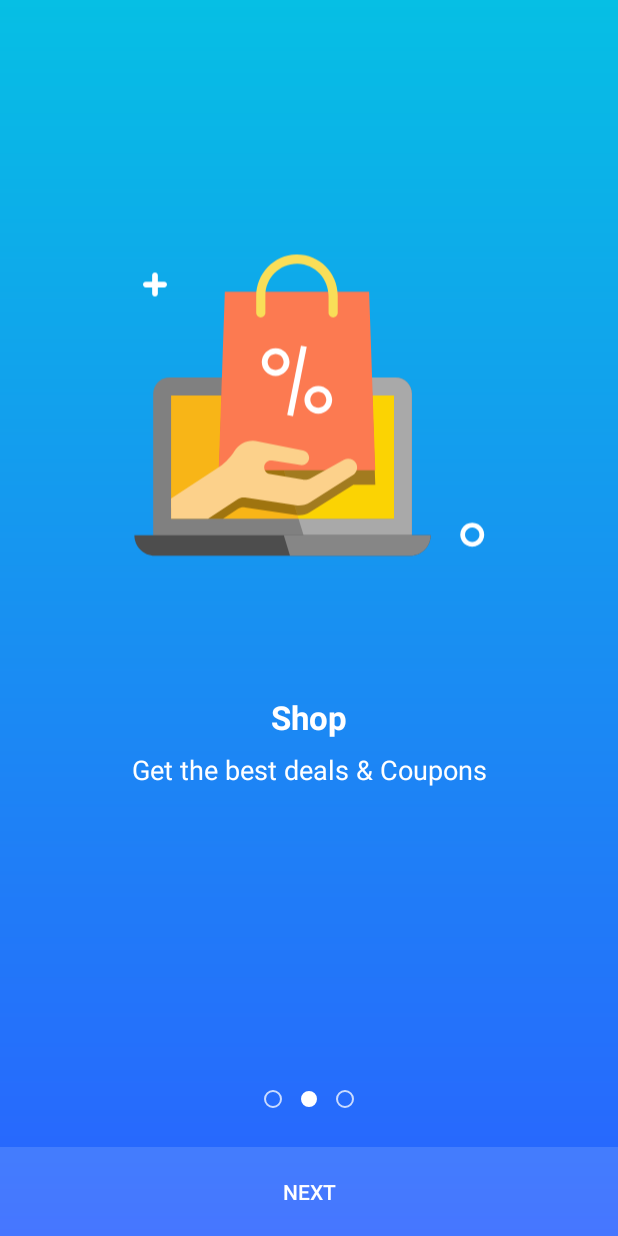
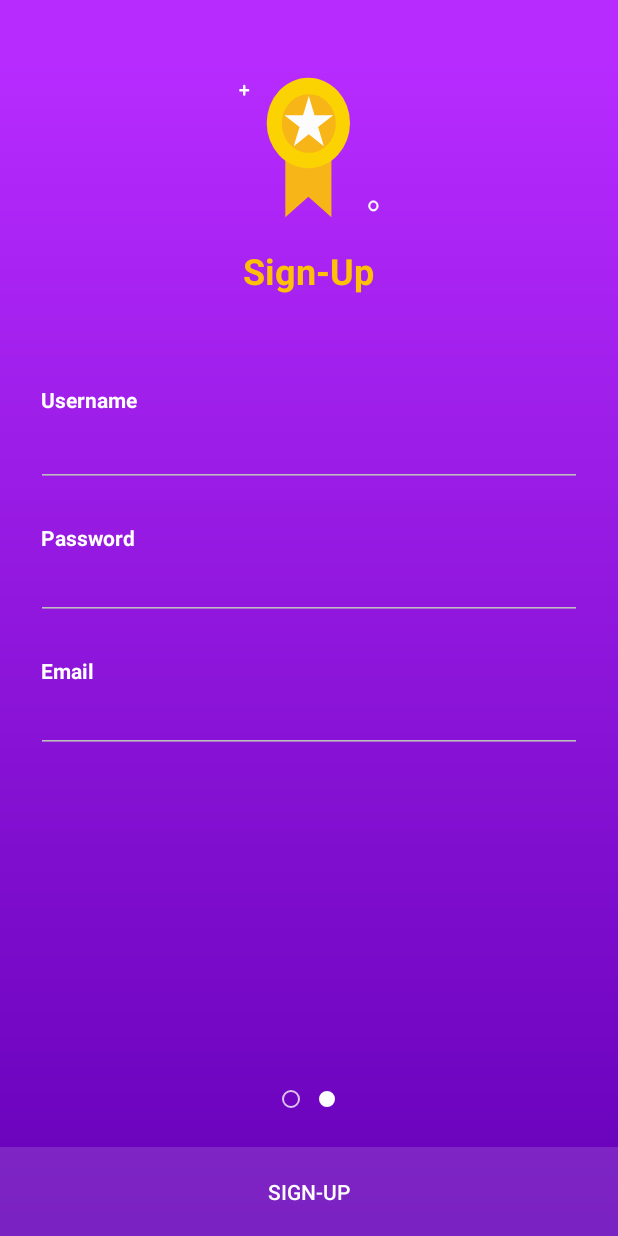
Before and after one commit to Jifflis/BudgetApp, an Android app: the screen it shows after launch (IntroActivity), item 2 of the bottom bar chosen, on a phone screen of 412 x 824 dp. Run offline under Robolectric (Android 15) with nearby library versions, the phone set to English and light mode, and no system bars.

Commit message:
Added Intro

```diff
--- a/app/src/main/java/com/sakayta/budgetapp/activity/intro/IntroActivity.java
+++ b/app/src/main/java/com/sakayta/budgetapp/activity/intro/IntroActivity.java
@@ -9,17 +9,23 @@ import android.view.WindowManager;
 import android.widget.Button;
 
 import androidx.appcompat.app.AppCompatActivity;
+import androidx.fragment.app.Fragment;
 import androidx.fragment.app.FragmentPagerAdapter;
 import androidx.viewpager.widget.ViewPager;
 
 import com.google.android.material.tabs.TabLayout;
 import com.sakayta.budgetapp.R;
 
+import java.util.ArrayList;
+import java.util.List;
+
 public class IntroActivity extends AppCompatActivity {
 
   private ViewPager viewPager;
   private Button button;
   private SliderPagerAdapter adapter;
+
+  private List<Fragment> fragmentList = new ArrayList<>();
 
   @Override
   protected void onCreate(Bundle savedInstanceState) {
@@ -39,9 +45,14 @@ public class IntroActivity extends AppCompatActivity {
     TabLayout tabLayout = findViewById(R.id.tabs);
     button = findViewById(R.id.button);
 
+    setFragments();
+
     // init slider pager adapter
-    adapter = new SliderPagerAdapter(getSupportFragmentManager(),
-        FragmentPagerAdapter.BEHAVIOR_RESUME_ONLY_CURRENT_FRAGMENT);
+    adapter = new SliderPagerAdapter(
+            fragmentList,
+            getSupportFragmentManager(),
+            FragmentPagerAdapter.BEHAVIOR_RESUME_ONLY_CURRENT_FRAGMENT);
+
 
     // set adapter
     viewPager.setAdapter(adapter);
@@ -54,9 +65,15 @@ public class IntroActivity extends AppCompatActivity {
 
     button.setOnClickListener(new View.OnClickListener() {
       @Override public void onClick(View view) {
-        if (viewPager.getCurrentItem() < adapter.getCount()) {
-          viewPager.setCurrentItem(viewPager.getCurrentItem() + 1);
+
+        if(getFragment(viewPager.getCurrentItem()) instanceof SignUp ){
+
+        }else{
+          if (viewPager.getCurrentItem() < adapter.getCount()) {
+            viewPager.setCurrentItem(viewPager.getCurrentItem() + 1);
+          }
         }
+
       }
     });
 
@@ -71,10 +88,12 @@ public class IntroActivity extends AppCompatActivity {
       }
 
       @Override public void onPageSelected(int position) {
-        if (position == adapter.getCount() - 1) {
+
+
+        if(getFragment(position) instanceof SignUp){
+          button.setText("Sign-up");
+        }else{
           button.setText(R.string.get_started);
-        } else {
-          button.setText(R.string.next);
         }
       }
 
@@ -82,6 +101,17 @@ public class IntroActivity extends AppCompatActivity {
 
       }
     });
+  }
+
+  private  Fragment getFragment(int position){
+    return fragmentList.get(position);
+  }
+
+  private void setFragments() {
+    SliderItemFragment f1 = new SliderItemFragment();
+    SignUp f2 = new SignUp();
+    fragmentList.add(f1);
+    fragmentList.add(f2);
   }
 
   private void changeStatusBarColor() {
--- /dev/null
+++ b/app/src/main/java/com/sakayta/budgetapp/activity/intro/SignUp.kt
@@ -0,0 +1,23 @@
+package com.sakayta.budgetapp.activity.intro
+
+import android.os.Bundle
+import androidx.fragment.app.Fragment
+import android.view.LayoutInflater
+import android.view.View
+import android.view.ViewGroup
+
+import com.sakayta.budgetapp.R
+
+
+class SignUp : Fragment() {
+
+    override fun onCreateView(
+        inflater: LayoutInflater, container: ViewGroup?,
+        savedInstanceState: Bundle?
+    ): View? {
+
+        // Inflate the layout for this fragment
+        return inflater.inflate(R.layout.fragment_sign_up, container, false)
+    }
+
+}
--- a/app/src/main/java/com/sakayta/budgetapp/activity/intro/SliderPagerAdapter.java
+++ b/app/src/main/java/com/sakayta/budgetapp/activity/intro/SliderPagerAdapter.java
@@ -5,21 +5,28 @@ import androidx.fragment.app.Fragment;
 import androidx.fragment.app.FragmentManager;
 import androidx.fragment.app.FragmentPagerAdapter;
 
+import java.util.List;
+
 public class SliderPagerAdapter extends FragmentPagerAdapter {
 
+  List<Fragment> fragments;
+
   public SliderPagerAdapter(
+          List<Fragment> fragments,
           @NonNull FragmentManager fm,
           int behavior
   ) {
     super(fm, behavior);
+    this.fragments = fragments;
   }
 
   @NonNull @Override public Fragment getItem(int position) {
-    return SliderItemFragment.newInstance(position);
+    return fragments.get(position);
   }
 
+
   @Override public int getCount() {
-    return 3;
+    return fragments.size();
   }
 
 }
--- /dev/null
+++ b/app/src/main/res/drawable/bottom_color.xml
@@ -0,0 +1,15 @@
+<?xml version="1.0" encoding="utf-8"?>
+<layer-list xmlns:android="http://schemas.android.com/apk/res/android">
+  <item>
+    <shape android:shape="rectangle">
+      <solid android:color="@color/colorPrimary"/>
+      <stroke android:width="2dp" android:color="@color/white"/>
+    </shape>
+  </item>
+  <!-- Visible only the bottom border -->
+  <item android:bottom="2dp">
+    <shape android:shape="rectangle">
+      <solid android:color="@color/white"/>
+    </shape>
+  </item>
+</layer-list>
--- /dev/null
+++ b/app/src/main/res/layout/fragment_sign_up.xml
@@ -0,0 +1,102 @@
+<?xml version="1.0" encoding="utf-8"?>
+<RelativeLayout xmlns:android="http://schemas.android.com/apk/res/android"
+    xmlns:tools="http://schemas.android.com/tools"
+    android:layout_width="match_parent"
+    android:layout_height="match_parent"
+    xmlns:app="http://schemas.android.com/apk/res-auto"
+    tools:context=".activity.intro.SignUp"
+    android:background="@drawable/ic_bg_purple">
+
+    <ImageView
+        android:layout_marginTop="50dp"
+        android:layout_centerHorizontal="true"
+        android:id="@+id/imageView"
+        android:layout_width="100dp"
+        android:layout_height="100dp"
+        app:layout_constraintBottom_toBottomOf="parent"
+        app:layout_constraintEnd_toEndOf="parent"
+        app:layout_constraintStart_toStartOf="parent"
+        app:layout_constraintTop_toTopOf="parent"
+        app:layout_constraintVertical_bias="0.26"
+        tools:src="@tools:sample/avatars"
+        android:background="@drawable/ic_reward"
+        />
+
+    <TextView
+        android:id="@+id/lblSignUp"
+        android:layout_marginTop="14dp"
+        android:layout_centerHorizontal="true"
+        android:layout_below="@id/imageView"
+        android:layout_width="wrap_content"
+        android:layout_height="wrap_content"
+        android:text="Sign-Up"
+        android:textSize="24sp"
+        android:textColor="@color/amber500"
+        android:textStyle="bold"/>
+
+
+    <LinearLayout
+
+        android:layout_below="@id/lblSignUp"
+        android:layout_marginTop="60dp"
+        android:layout_width="match_parent"
+        android:layout_height="wrap_content"
+        android:orientation="vertical"
+        android:paddingLeft="24dp"
+        android:paddingRight="24dp">
+
+        <TextView
+            android:layout_marginLeft="3dp"
+            android:layout_width="wrap_content"
+            android:layout_height="wrap_content"
+            android:text="Username"
+            android:textColor="@color/white"
+            android:textStyle="bold"
+            />
+
+        <EditText
+            android:layout_marginTop="3dp"
+            android:textColor="@color/amber500"
+            android:layout_width="match_parent"
+            android:layout_height="wrap_content"
+            android:backgroundTint="@color/gray400"
+            android:textStyle="bold"
+            />
+
+        <TextView
+            android:layout_marginLeft="3dp"
+            android:textStyle="bold"
+            android:layout_marginTop="24dp"
+            android:layout_width="wrap_content"
+            android:layout_height="wrap_content"
+            android:text="Password"
+            android:textColor="@color/white"/>
+
+        <EditText
+
+            android:textColor="@color/amber500"
+            android:layout_width="match_parent"
+            android:layout_height="wrap_content"
+            android:inputType="textPassword"
+            android:backgroundTint="@color/gray400"/>
+
+
+        <TextView
+            android:layout_marginLeft="3dp"
+            android:textStyle="bold"
+            android:layout_marginTop="24dp"
+            android:layout_width="wrap_content"
+            android:layout_height="wrap_content"
+            android:text="Email"
+            android:textColor="@color/white"/>
+        <EditText
+            android:textColor="@color/amber500"
+            android:layout_width="match_parent"
+            android:layout_height="wrap_content"
+            android:backgroundTint="@color/gray400"
+            android:textStyle="bold"/>
+
+
+    </LinearLayout>
+
+</RelativeLayout>
```
